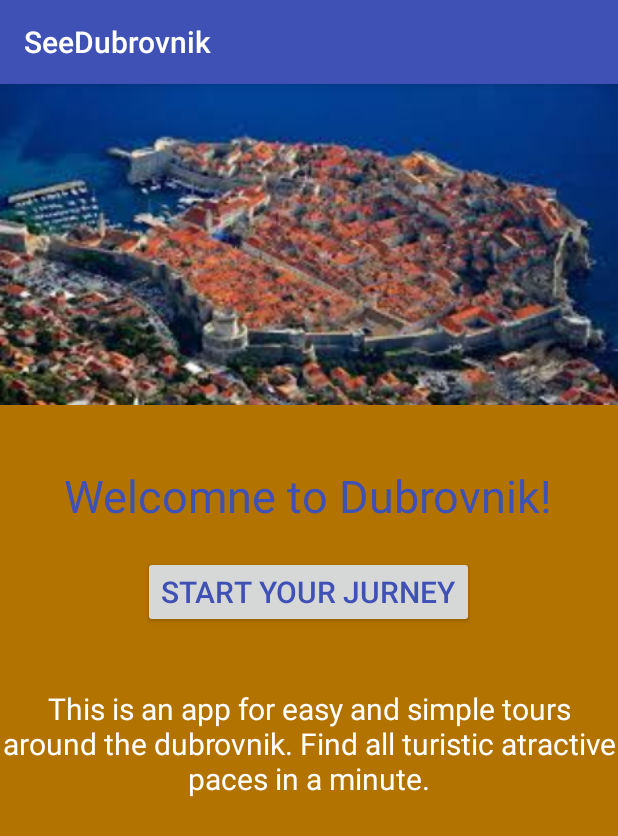
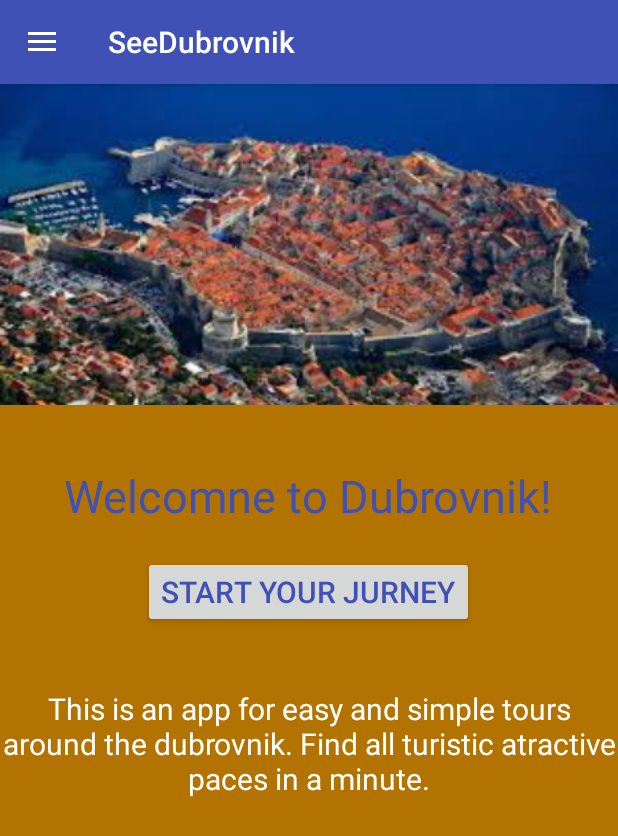
Before and after one commit to progonitelj/SeeDubrovnikTest2, an Android app: the screen it shows after launch (WelcomeStartActivity), on a phone screen of 412 x 824 dp. Shown: the top 836 px of the screen. Run offline under Robolectric (Android 15) with nearby library versions, the phone set to English and light mode, and no system bars.

Commit message:
++ compile

```diff
--- a/app/build.gradle
+++ b/app/build.gradle
@@ -28,4 +28,6 @@ dependencies {
     androidTestImplementation 'com.android.support.test:runner:1.0.1'
     androidTestImplementation 'com.android.support.test.espresso:espresso-core:3.0.1'
     implementation 'com.nostra13.universalimageloader:universal-image-loader:1.9.5'
+    implementation 'com.android.support:appcompat-v7:27.1.1'
+    implementation 'com.android.support:design:27.1.1'
 }
--- a/app/src/main/java/hr/project/seedubrovnik/WelcomeStartActivity.java
+++ b/app/src/main/java/hr/project/seedubrovnik/WelcomeStartActivity.java
@@ -1,23 +1,43 @@
 package hr.project.seedubrovnik;
 
 import android.content.Intent;
+import android.support.v4.widget.DrawerLayout;
+import android.support.v7.app.ActionBarDrawerToggle;
 import android.support.v7.app.AppCompatActivity;
 import android.os.Bundle;
+import android.view.MenuItem;
 import android.view.View;
 import android.widget.Button;
+import android.widget.Toolbar;
 
 
 //hello world
 //back to old
 
 public class WelcomeStartActivity extends AppCompatActivity {
+private DrawerLayout mDrawerLayout;
+private ActionBarDrawerToggle mToggle;
 
     @Override
     protected void onCreate(Bundle savedInstanceState) {
         super.onCreate(savedInstanceState);
         setContentView(R.layout.activity_welcome_start);
+        mDrawerLayout = (DrawerLayout) findViewById(R.id.drawer_layout);
+
+        mToggle = new ActionBarDrawerToggle(this,mDrawerLayout,R.string.open,R.string.close);
+        mDrawerLayout.addDrawerListener(mToggle);
+
+        mToggle.syncState();
+    getSupportActionBar().setDisplayHomeAsUpEnabled(true);
     }
 
+    @Override
+    public boolean onOptionsItemSelected(MenuItem item) {
+        if(mToggle.onOptionsItemSelected(item)){
+            return true;
+        }
+        return super.onOptionsItemSelected(item);
+    }
 
     public void onClickStart(View view){
         Intent intent = new Intent(this, PickDestination.class);
--- a/app/src/main/res/layout/activity_welcome_start.xml
+++ b/app/src/main/res/layout/activity_welcome_start.xml
@@ -1,7 +1,14 @@
 <?xml version="1.0" encoding="utf-8"?>
-<RelativeLayout xmlns:android="http://schemas.android.com/apk/res/android"
+<android.support.v4.widget.DrawerLayout android:layout_height="match_parent"
+    android:layout_width="match_parent"
+    xmlns:android="http://schemas.android.com/apk/res/android"
     xmlns:app="http://schemas.android.com/apk/res-auto"
     xmlns:tools="http://schemas.android.com/tools"
+    android:id="@+id/drawer_layout"
+    >
+
+    <RelativeLayout
+
         android:layout_width="match_parent"
         android:layout_height="match_parent"
         android:background="@color/darkOrange"
@@ -58,3 +65,14 @@
             />
 
     </RelativeLayout>
+<android.support.design.widget.NavigationView
+    android:layout_width="wrap_content"
+    android:layout_height="match_parent"
+    app:menu="@menu/navigation_menu"
+    android:layout_gravity="start">
+
+
+
+</android.support.design.widget.NavigationView>
+
+</android.support.v4.widget.DrawerLayout>
--- /dev/null
+++ b/app/src/main/res/menu/navigation_menu.xml
@@ -0,0 +1,14 @@
+<?xml version="1.0" encoding="utf-8"?>
+<menu xmlns:android="http://schemas.android.com/apk/res/android" >
+    <group android:checkableBehavior="single">
+        <item
+            android:id="@+id/nav_camera"
+            android:icon="@drawable/prva"
+            android:title="haha" />
+        <item
+            android:id="@+id/nav_gallery"
+            android:icon="@drawable/prva"
+            android:title="hehe" />
+
+    </group>
+</menu>
--- a/app/src/main/res/values/colors.xml
+++ b/app/src/main/res/values/colors.xml
@@ -1,6 +1,6 @@
 <?xml version="1.0" encoding="utf-8"?>
 <resources>
-    <color name="colorPrimary">#3F51B5</color>
+    <color name="colorPrimary">#3f51b5</color>
     <color name="pureWight">#FFFF</color>
     <color name="lightOrange">#FFA500</color>
     <color name="darkOrange">#B27300</color>
--- a/app/src/main/res/values/strings.xml
+++ b/app/src/main/res/values/strings.xml
@@ -2,4 +2,6 @@
     <string name="app_name">SeeDubrovnik</string>
     <string name="getDescription">Get Description</string>
     <string name="getLocation">Get Location</string>
+    <string name="open">Open</string>
+    <string name="close">Close</string>
 </resources>
```
Lines whose indentation alone changed are shown as unchanged.
